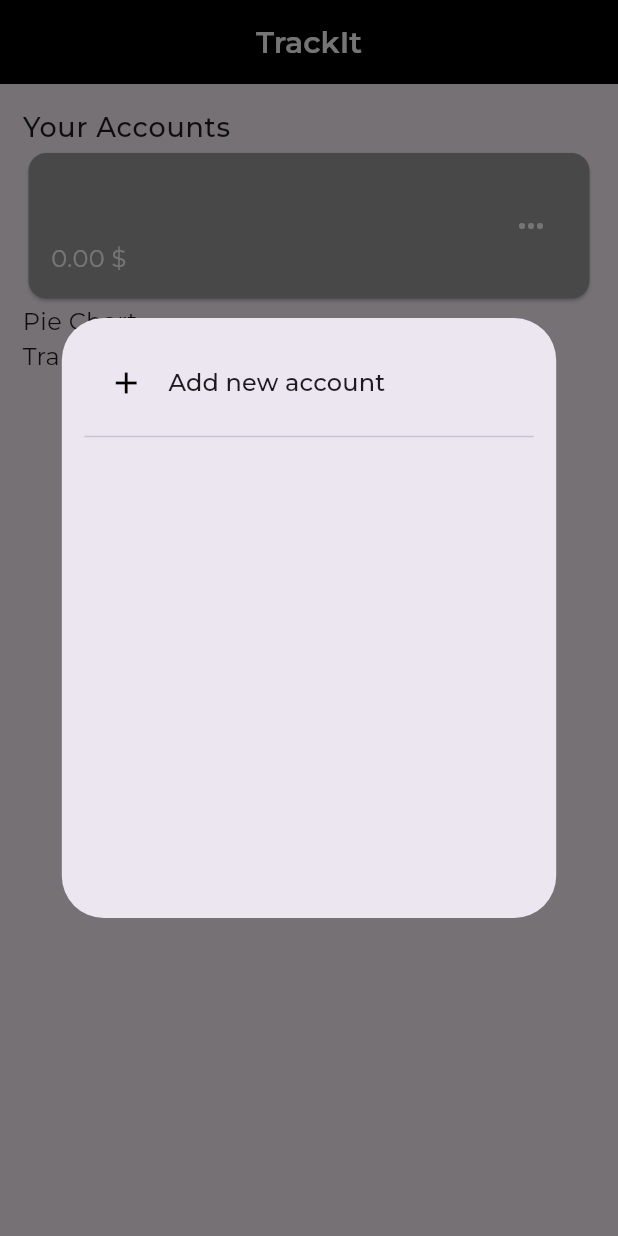
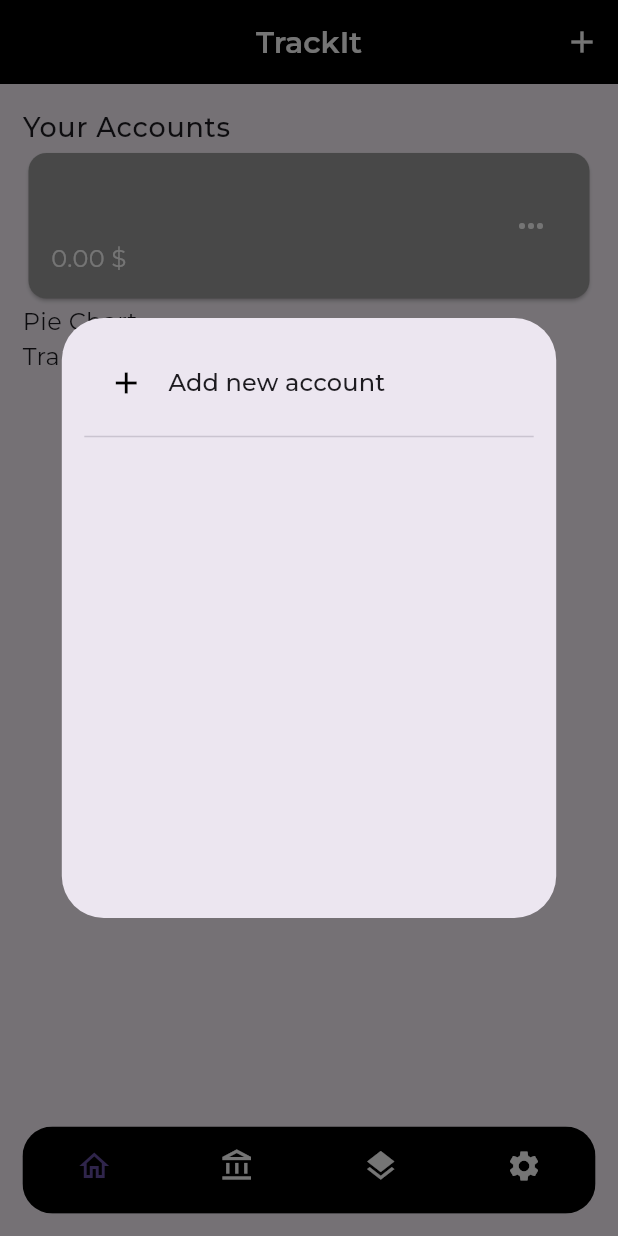
Before and after one commit to omar-arnous/Track-It, a Flutter app: the screen it shows after launch, after a tap on the "keyboard control" icon, on a phone screen of 412 x 824 dp. Run offline on Flutter 3.47's test engine with Material 3 defaults, Android fonts, the phone set to English and light mode, and no system bars; our stand-ins replace bloc, cloud_firestore, dartz, equatable, firebase_auth, firebase_core and 7 more; accounts and stored records are empty.

Commit message:
implement the layout ui and register it to the route

```diff
--- a/lib/config/router.dart
+++ b/lib/config/router.dart
@@ -6,11 +6,12 @@ import 'package:trackit/presentation/pages/auth/reset_password_page.dart';
 import 'package:trackit/presentation/pages/auth/signup_page.dart';
 import 'package:trackit/presentation/pages/category/category_list.dart';
 import 'package:trackit/presentation/pages/home_page.dart';
+import 'package:trackit/presentation/pages/layout.dart';
 
 class Routes {
   final _router = GoRouter(
     // initialLocation: '/spalsh',
-    initialLocation: kHomeRoute,
+    initialLocation: kLayoutRoute,
     routes: [
       GoRoute(
         name: 'Sign Up',
@@ -26,6 +27,11 @@ class Routes {
         name: 'Reset Password',
         path: kResetPasswordRoute,
         builder: (context, state) => const ResetPasswordPage(),
+      ),
+      GoRoute(
+        name: 'Layout',
+        path: kLayoutRoute,
+        builder: (context, state) => const Layout(),
       ),
       GoRoute(
         name: 'Home',
--- a/lib/core/constants/routes.dart
+++ b/lib/core/constants/routes.dart
@@ -3,6 +3,7 @@ const String kOnBoardingRoute = '/on-boarding';
 const String kSignUpRoute = '/sign-up';
 const String kLogInRoute = '/sign-in';
 const String kResetPasswordRoute = '/reset-password';
+const String kLayoutRoute = '/layout';
 const String kHomeRoute = '/home';
 const String kCategoryRoute = '/category';
 const String kAddEditAccount = '/add-edit-account';
--- a/lib/core/theme/theme.dart
+++ b/lib/core/theme/theme.dart
@@ -77,10 +77,11 @@ class TrackItTheme {
       useMaterial3: true,
       brightness: Brightness.light,
       appBarTheme: AppBarTheme(
-          centerTitle: true,
-          titleTextStyle: lightTextTheme.titleMedium,
-          color: Colors.black,
-          iconTheme: const IconThemeData(color: Colors.white)),
+        centerTitle: true,
+        titleTextStyle: lightTextTheme.titleMedium,
+        color: Colors.black,
+        iconTheme: const IconThemeData(color: Colors.white),
+      ),
       textTheme: lightTextTheme,
       inputDecorationTheme: InputDecorationTheme(
         hintStyle: lightTextTheme.labelMedium,
@@ -110,6 +111,13 @@ class TrackItTheme {
           ),
         ),
       ),
+      bottomNavigationBarTheme: const BottomNavigationBarThemeData(
+        type: BottomNavigationBarType.fixed,
+        backgroundColor: Colors.black,
+        unselectedItemColor: Colors.white,
+        showSelectedLabels: false,
+        showUnselectedLabels: false,
+      ),
     );
   }
 
--- a/lib/main.dart
+++ b/lib/main.dart
@@ -4,6 +4,7 @@ import 'package:flutter/services.dart';
 import 'package:flutter_bloc/flutter_bloc.dart';
 import 'package:trackit/core/theme/theme.dart';
 import 'package:trackit/presentation/blocs/account/account_bloc.dart';
+import 'package:trackit/presentation/blocs/app/app_bloc.dart';
 import 'package:trackit/presentation/blocs/auth/auth_bloc.dart';
 import 'package:trackit/config/router.dart';
 import 'package:trackit/presentation/blocs/category/category_bloc.dart';
@@ -33,6 +34,9 @@ class MyApp extends StatelessWidget {
     final routes = Routes();
     return MultiBlocProvider(
       providers: [
+        BlocProvider(
+          create: (_) => di.sl<AppBloc>()..add(InitializeAppEvent()),
+        ),
         BlocProvider(create: (_) => di.sl<AuthBloc>()),
         BlocProvider(
           create: (_) => di.sl<CategoryBloc>()..add(GetCategoriesEvent()),
--- a/lib/presentation/pages/home_page.dart
+++ b/lib/presentation/pages/home_page.dart
@@ -9,11 +9,7 @@ class HomePage extends StatelessWidget {
 
   @override
   Widget build(BuildContext context) {
-    return Scaffold(
-      appBar: AppBar(
-        title: const Text('TrackIt'),
-      ),
-      body: Padding(
+    return Padding(
       padding: const EdgeInsets.all(15),
       child: Column(
         crossAxisAlignment: CrossAxisAlignment.start,
@@ -47,7 +43,49 @@ class HomePage extends StatelessWidget {
           const Text('Transactions List'),
         ],
       ),
-      ),
     );
   }
+  // @override
+  // Widget build(BuildContext context) {
+  //   return Scaffold(
+  //     appBar: AppBar(
+  //       title: const Text('TrackIt'),
+  //     ),
+  //     body: Padding(
+  //       padding: const EdgeInsets.all(15),
+  //       child: Column(
+  //         crossAxisAlignment: CrossAxisAlignment.start,
+  //         children: [
+  //           Text(
+  //             'Your Accounts',
+  //             style: Theme.of(context).textTheme.bodyLarge,
+  //           ),
+  //           BlocBuilder<AccountBloc, AccountState>(
+  //             builder: (context, state) {
+  //               if (state is LoadingAccountState) {
+  //                 return const Spinner();
+  //               } else if (state is LoadedAccountState) {
+  //                 final account = state.accounts.firstWhere(
+  //                   (account) => account.id == state.selectedAccountId,
+  //                 );
+  //                 return AccountCard(account: account);
+  //               } else if (state is ErrorAccountState) {
+  //                 // if (context.mounted) {
+  //                 //   Future.microtask(
+  //                 //     () => ShowError.show(context, state.message),
+  //                 //   );
+  //                 // }
+  //                 return const AccountCard();
+  //               } else {
+  //                 return const AccountCard();
+  //               }
+  //             },
+  //           ),
+  //           const Text('Pie Chart'),
+  //           const Text('Transactions List'),
+  //         ],
+  //       ),
+  //     ),
+  //   );
+  // }
 }
--- /dev/null
+++ b/lib/presentation/pages/layout.dart
@@ -0,0 +1,134 @@
+import 'package:flutter/material.dart';
+import 'package:flutter_bloc/flutter_bloc.dart';
+import 'package:trackit/presentation/blocs/app/app_bloc.dart';
+import 'package:trackit/presentation/pages/home_page.dart';
+import 'package:trackit/presentation/widgets/show_error.dart';
+import 'package:trackit/presentation/widgets/spinner.dart';
+
+const screens = [
+  HomePage(),
+  Text('Accounts'),
+  Text('Categories'),
+  Text('Settings'),
+];
+
+class Layout extends StatefulWidget {
+  const Layout({super.key});
+
+  @override
+  State<Layout> createState() => _LayoutState();
+}
+
+class _LayoutState extends State<Layout> {
+  int selectedIndex = 0;
+
+  @override
+  Widget build(BuildContext context) {
+    return SafeArea(
+      child: Scaffold(
+        appBar: _buildAppBar(),
+        body: BlocBuilder<AppBloc, AppState>(
+          builder: (context, state) {
+            if (state is LoadingAppState) {
+              return const Spinner();
+            } else if (state is LoadedAppState) {
+              return screens[state.selectedIndex];
+            } else {
+              if (context.mounted) {
+                Future.microtask(
+                  () => ShowError.show(
+                    context,
+                    "Unable to load the app, Please try again",
+                  ),
+                );
+                throw Error();
+              } else {
+                throw Error();
+              }
+            }
+          },
+        ),
+        bottomNavigationBar: BlocListener<AppBloc, AppState>(
+          listener: (context, state) {
+            if (state is LoadedAppState) {
+              setState(() {
+                selectedIndex = state.selectedIndex;
+              });
+            }
+          },
+          child: Container(
+            margin: const EdgeInsets.all(15),
+            child: ClipRRect(
+              borderRadius: BorderRadius.circular(20.0),
+              child: BottomNavigationBar(
+                currentIndex: selectedIndex,
+                onTap: (index) => {
+                  context.read<AppBloc>().add(
+                        SetSelectedIndexEvent(
+                          selectedIndex: index,
+                        ),
+                      ),
+                },
+                items: const [
+                  BottomNavigationBarItem(
+                    icon: Icon(Icons.home_outlined),
+                    label: 'Home',
+                  ),
+                  BottomNavigationBarItem(
+                    icon: Icon(Icons.account_balance_outlined),
+                    label: 'Accounts',
+                  ),
+                  BottomNavigationBarItem(
+                    icon: Icon(Icons.layers),
+                    label: 'Categories',
+                  ),
+                  BottomNavigationBarItem(
+                    icon: Icon(Icons.settings),
+                    label: 'Settings',
+                  ),
+                ],
+              ),
+            ),
+          ),
+        ),
+      ),
+    );
+  }
+
+  AppBar _buildAppBar() {
+    switch (selectedIndex) {
+      case 0:
+        return AppBar(
+          title: const Text('TrackIt'),
+          actions: [
+            IconButton(
+              onPressed: () {},
+              icon: const Icon(Icons.add),
+            ),
+          ],
+        );
+      case 1:
+        return AppBar(
+          title: const Text('Accounts'),
+          actions: [
+            IconButton(
+              onPressed: () {},
+              icon: const Icon(Icons.add),
+            ),
+          ],
+        );
+      case 2:
+        return AppBar(
+          title: const Text('Categories'),
+        );
+      case 3:
+        return AppBar(
+          title: const Text('Settings'),
+        );
+      default:
+        return AppBar(
+          title: const Text('TrackIt'),
+        );
+    }
+  }
+}
```
Lines whose indentation alone changed are shown as unchanged.
